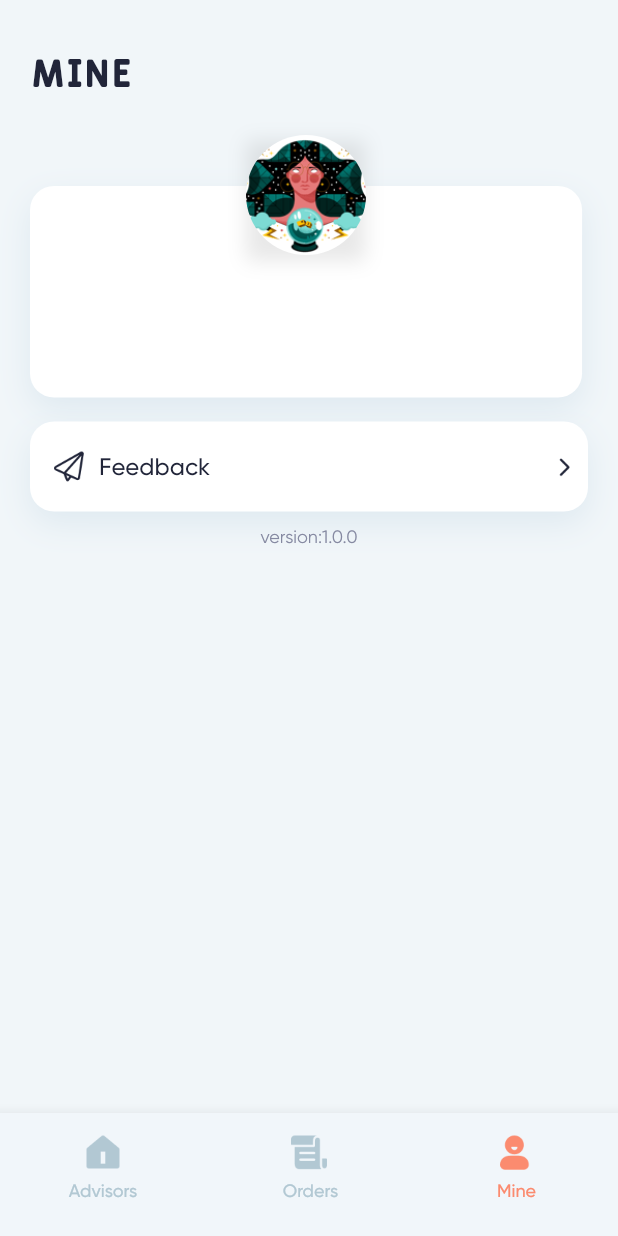
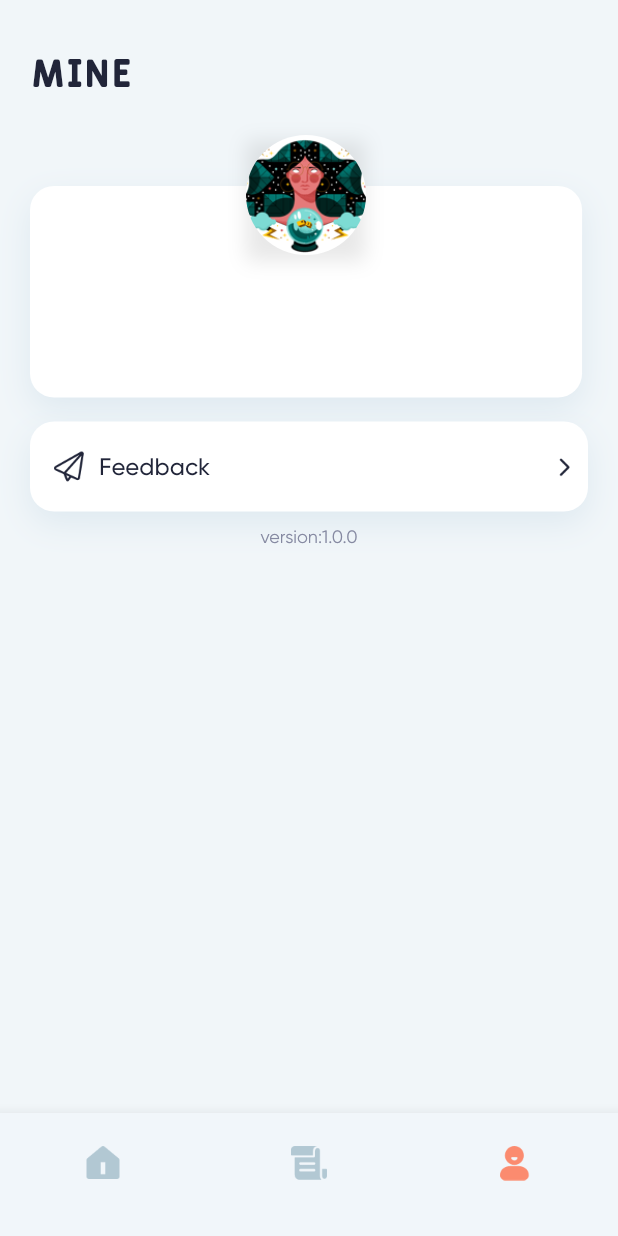
Before and after one commit to FateWuLov/lightlightgo, a Flutter app: the screen it shows after launch, item 3 of the bottom bar chosen, on a phone screen of 412 x 824 dp. Run offline on Flutter 3.47's test engine with Material 2 defaults, Android fonts, the phone set to English and light mode, and no system bars; drawn by our look-alikes of pull_to_refresh; our stand-ins replace auto_size_text, bot_toast, cached_network_image, dio, event_bus, get and 4 more; missing offline and left inert: devicelocale, encrypt; accounts and stored records are empty; network calls fail.

Commit message:
tab不需要标题

```diff
--- a/lib/pages/home/view.dart
+++ b/lib/pages/home/view.dart
@@ -94,11 +94,11 @@ class HomePage extends StatelessWidget {
                 ],
               ),
             ),
-            Text(
-              Strings.order,
-              style: Styles.textStyleMedium(12)
-                  .copyWith(color: active ? Styles.tabSelect : Styles.tabDeselect,),
-            ),
+            // Text(
+            //   Strings.order,
+            //   style: Styles.textStyleMedium(12)
+            //       .copyWith(color: active ? Styles.tabSelect : Styles.tabDeselect,),
+            // ),
           ],
         ),
       );
@@ -108,14 +108,14 @@ class HomePage extends StatelessWidget {
           children: [
             Expanded(
                 child: Image.asset(ImageNames.orders, color: active ? Styles.tabSelect : Styles.tabDeselect,)),
-            Container(
-              padding: EdgeInsets.only(left: 2),
-              child: Text(
-                Strings.order,
-                style: Styles.textStyleMedium(12)
-                    .copyWith(color: active ? Styles.tabSelect : Styles.tabDeselect,),
-              ),
-            ),
+            // Container(
+            //   padding: EdgeInsets.only(left: 2),
+            //   child: Text(
+            //     Strings.order,
+            //     style: Styles.textStyleMedium(12)
+            //         .copyWith(color: active ? Styles.tabSelect : Styles.tabDeselect,),
+            //   ),
+            // ),
           ],
         ),
       );
@@ -128,11 +128,11 @@ class HomePage extends StatelessWidget {
         children: [
           Expanded(
             child: Image.asset(active ? ImageNames.advisors : ImageNames.advisors2),),
-          Text(
-            Strings.advisor,
-            style: Styles.textStyleMedium(12)
-                .copyWith(color: active ? Styles.tabSelect : Styles.tabDeselect,),
-          ),
+          // Text(
+          //   Strings.advisor,
+          //   style: Styles.textStyleMedium(12)
+          //       .copyWith(color: active ? Styles.tabSelect : Styles.tabDeselect,),
+          // ),
         ],
       ),
     );
@@ -144,14 +144,14 @@ class HomePage extends StatelessWidget {
         children: [
           Expanded(
             child: Image.asset(active ? ImageNames.mine : ImageNames.mine2),),
-          Container(
-            padding: EdgeInsets.only(left: 2),
-            child: Text(
-              Strings.mine,
-              style: Styles.textStyleMedium(12)
-                  .copyWith(color: active ? Styles.tabSelect : Styles.tabDeselect,),
-            ),
-          ),
+          // Container(
+          //   padding: EdgeInsets.only(left: 2),
+          //   child: Text(
+          //     Strings.mine,
+          //     style: Styles.textStyleMedium(12)
+          //         .copyWith(color: active ? Styles.tabSelect : Styles.tabDeselect,),
+          //   ),
+          // ),
         ],
       ),
     );
```
